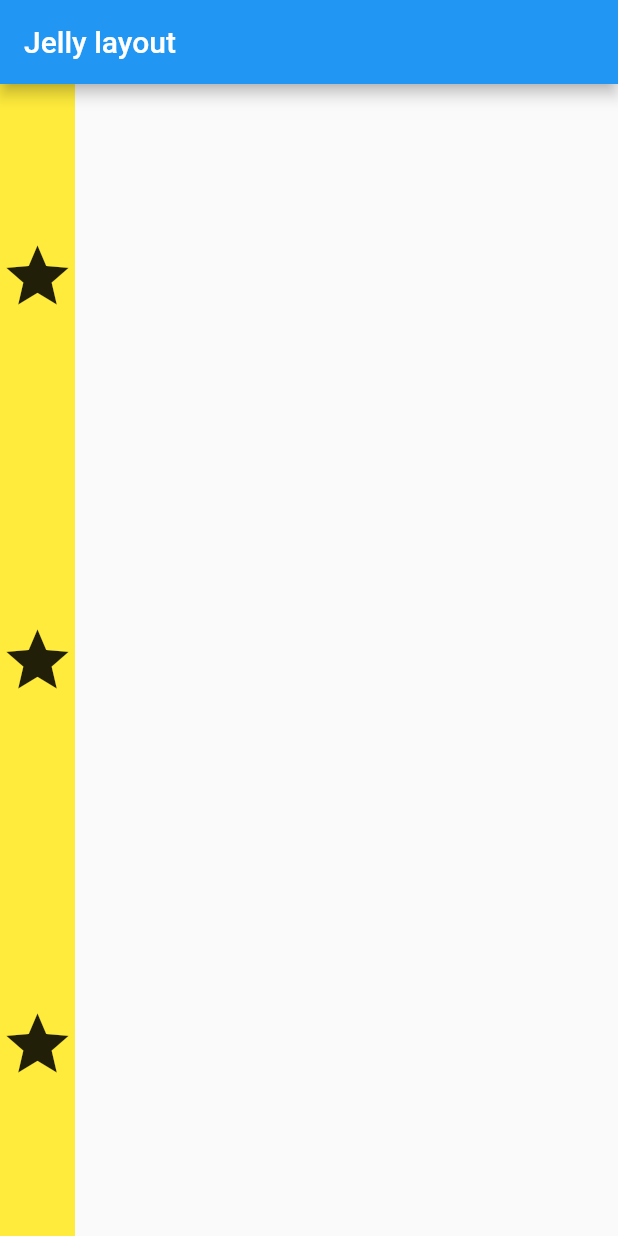
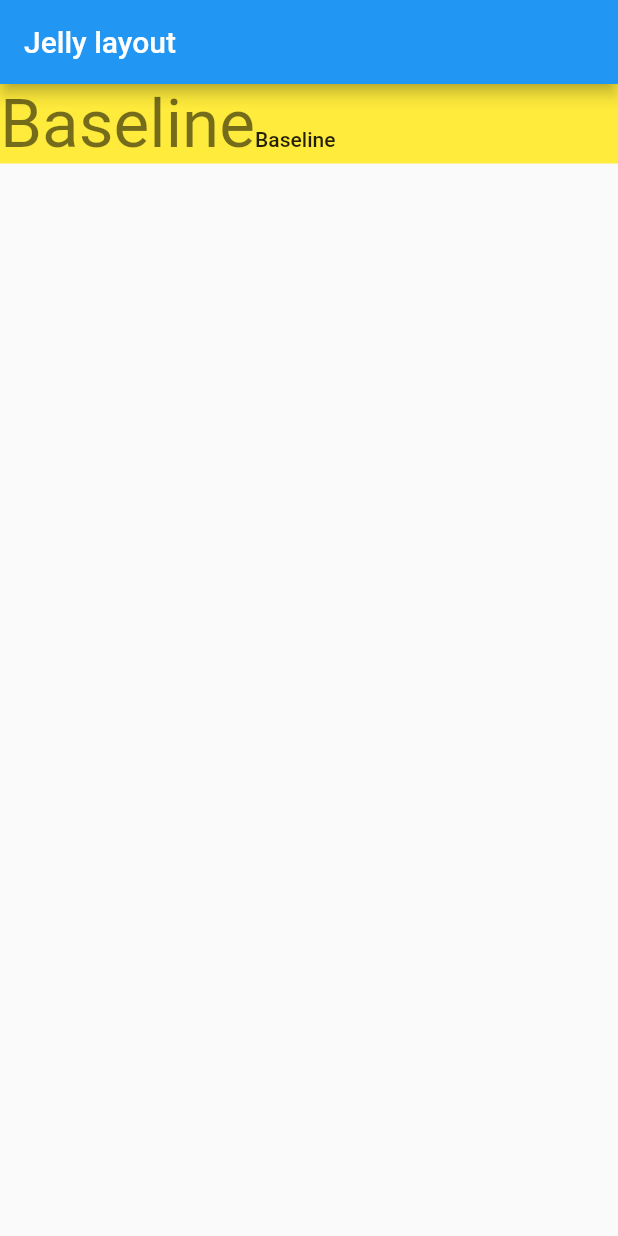
Before and after one commit to after-six/jelly-layout, a Flutter app: the screen it shows after launch, on a phone screen of 412 x 824 dp. Run offline on Flutter 3.47's test engine with Material 2 defaults, Android fonts, the phone set to English and light mode, and no system bars.

Commit message:
CrossAxisAlignment.baseline

```diff
--- a/lib/main.dart
+++ b/lib/main.dart
@@ -18,12 +18,12 @@ class MyApp extends StatelessWidget {
         ),
         body: Container(
           color: Colors.yellow,
-          child: Column(
-            mainAxisAlignment: MainAxisAlignment.spaceAround,
+          child: Row(
+            crossAxisAlignment: CrossAxisAlignment.baseline,
+            textBaseline: TextBaseline.alphabetic,
             children: <Widget>[
-              Icon(Icons.star, size: 50),
-              Icon(Icons.star, size: 50),
-              Icon(Icons.star, size: 50),
+              Text('Baseline', style: Theme.of(context).textTheme.headline3),
+              Text('Baseline', style: Theme.of(context).textTheme.bodyText1),
             ],
           ),
         ),
```
